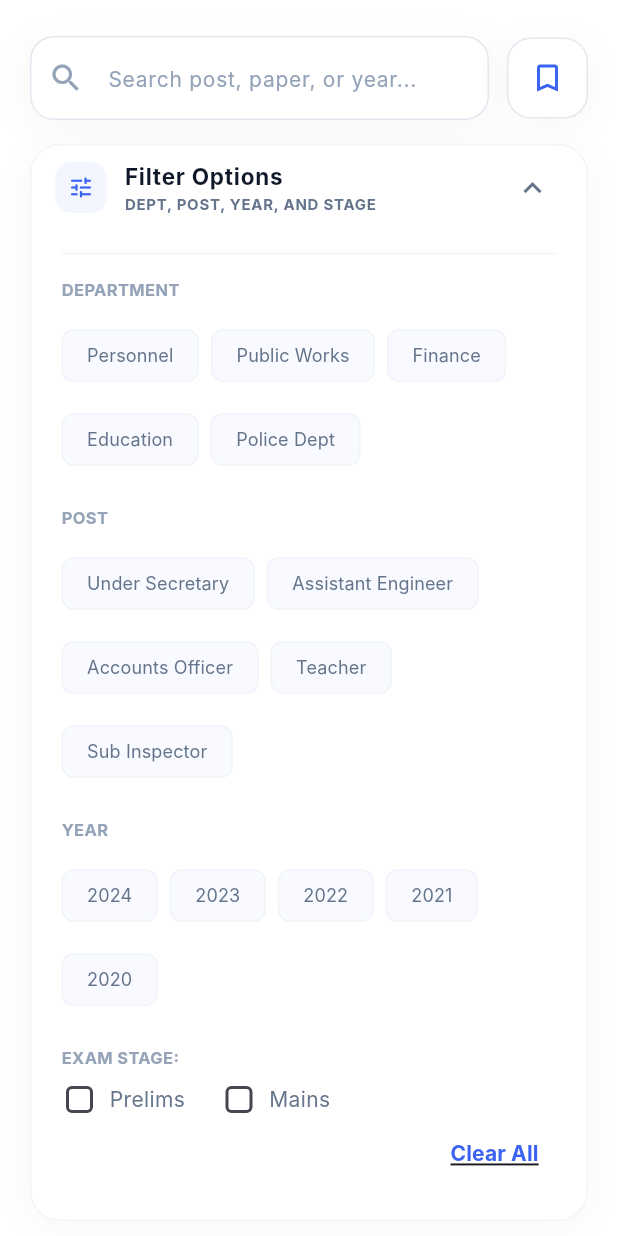
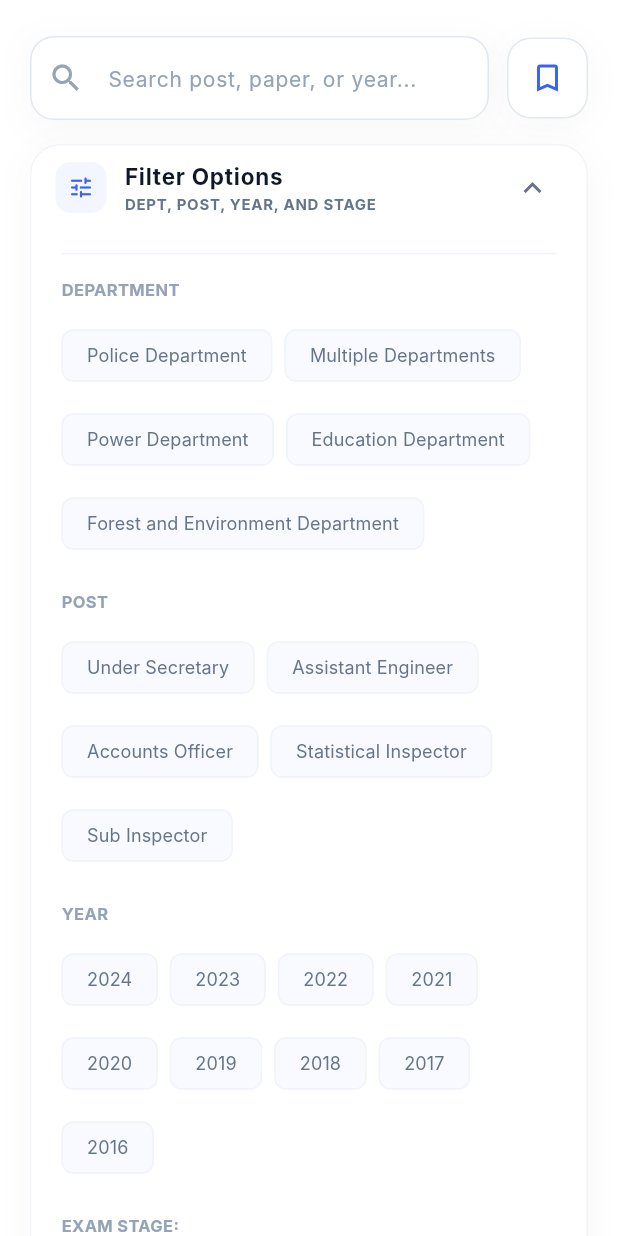
Before and after one commit to horizn10/spsc_ready, a Flutter app: the BrowsePaperPage screen opened directly, after a tap on "Filter Options", on a phone screen of 412 x 824 dp. Run offline on Flutter 3.47's test engine with Material 3 defaults, Android fonts, the phone set to English and light mode, and no system bars; our stand-ins replace flutter_secure_storage; missing offline and left inert: syncfusion_flutter_pdfviewer; accounts and stored records are empty; network calls fail; Roboto replaces fonts that are missing (Inter).

```diff
--- a/lib/presentation/pages/browse_paper/widgets/browse_paper_widgets.dart
+++ b/lib/presentation/pages/browse_paper/widgets/browse_paper_widgets.dart
@@ -199,18 +199,18 @@ class _FilterSectionState extends State<FilterSection> {
                 children: [
                   const Divider(color: AppColors.border, height: 32),
                   _buildMultiSelectSection('DEPARTMENT', [
-                    'Personnel',
-                    'Public Works',
-                    'Finance',
-                    'Education',
-                    'Police Dept'
+                    'Police Department',
+                    'Multiple Departments',
+                    'Power Department',
+                    'Education Department',
+                    'Forest and Environment Department'
                   ], _selectedDepts, (val) => _toggleSelection(_selectedDepts, val, widget.onDeptsChanged)),
                   const SizedBox(height: 20),
                   _buildMultiSelectSection('POST', [
                     'Under Secretary',
                     'Assistant Engineer',
                     'Accounts Officer',
-                    'Teacher',
+                    'Statistical Inspector',
                     'Sub Inspector'
                   ], _selectedPosts, (val) => _toggleSelection(_selectedPosts, val, widget.onPostsChanged)),
                   const SizedBox(height: 20),
@@ -219,7 +219,11 @@ class _FilterSectionState extends State<FilterSection> {
                     '2023',
                     '2022',
                     '2021',
-                    '2020'
+                    '2020',
+                    '2019',
+                    '2018',
+                    '2017',
+                    '2016'
                   ], _selectedYears, (val) => _toggleSelection(_selectedYears, val, widget.onYearsChanged)),
                   const SizedBox(height: 20),
                   const Text('EXAM STAGE:',
```
Also changed, not shown: lib/core/models/paper_model.dart (+2 -6 lines), lib/core/services/api_service.dart (+25 -4 lines), lib/presentation/pages/browse_paper/widgets/paper_card.dart (+57 -14 lines), lib/presentation/pages/pdf_viewer/pdf_viewer_page.dart (+4 -21 lines).
